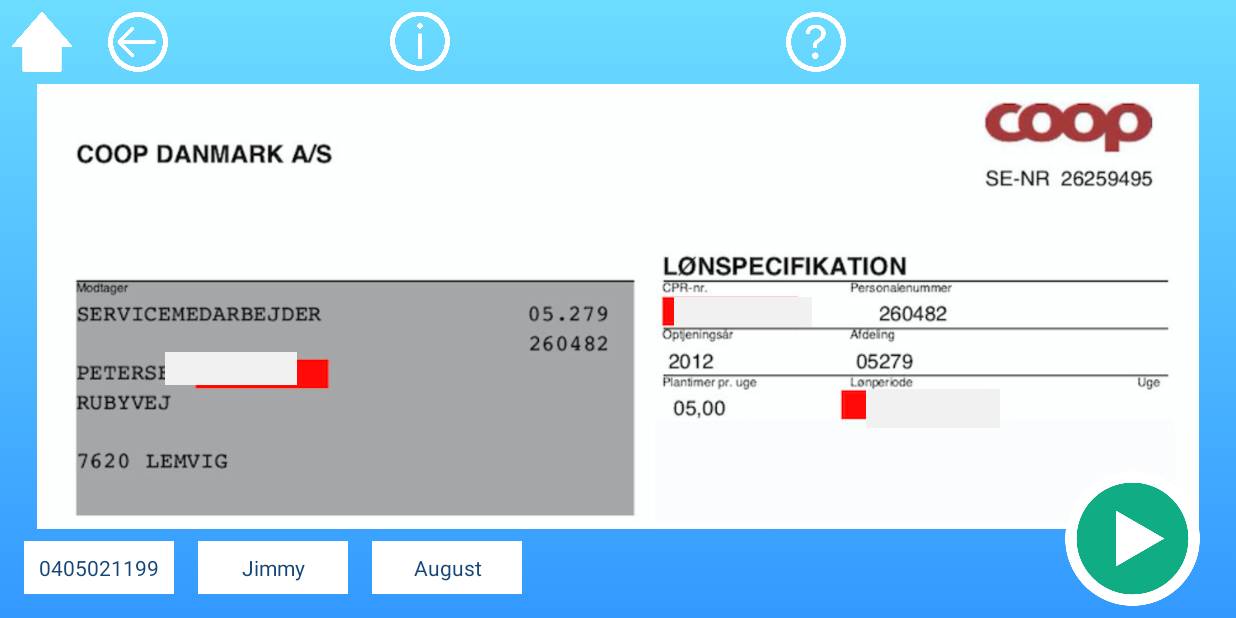
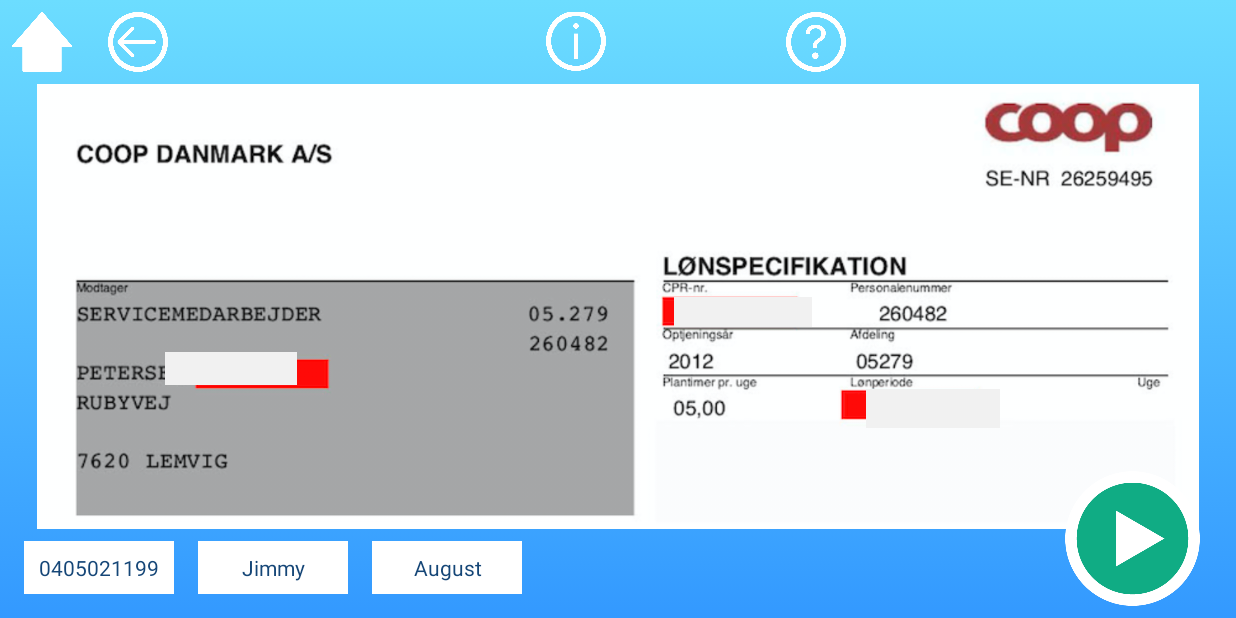
Before and after one commit to TorAP/PaySlipApplication, an Android app: the SupplementCase screen opened directly, with no data from a screen before it, on a phone screen of 824 x 412 dp (held sideways). Run offline under Robolectric (Android 15) with nearby library versions, the phone set to English and light mode, and no system bars; Roboto replaces fonts that are not available here.

Commit message:
Update activity_supplement_case.xml

```diff
--- a/app/src/main/res/layout/activity_supplement_case.xml
+++ b/app/src/main/res/layout/activity_supplement_case.xml
@@ -167,9 +167,11 @@
         android:layout_height="40dp"
         android:layout_marginStart="260dp"
         android:layout_marginTop="8dp"
+        android:layout_marginEnd="16dp"
         android:background="@android:color/transparent"
         android:onClick="onClickInfo"
         android:scaleType="centerCrop"
+        app:layout_constraintEnd_toStartOf="@+id/introButton"
         app:layout_constraintStart_toStartOf="parent"
         app:layout_constraintTop_toTopOf="parent"
         app:srcCompat="@drawable/info_buttonmdpi" />
```
